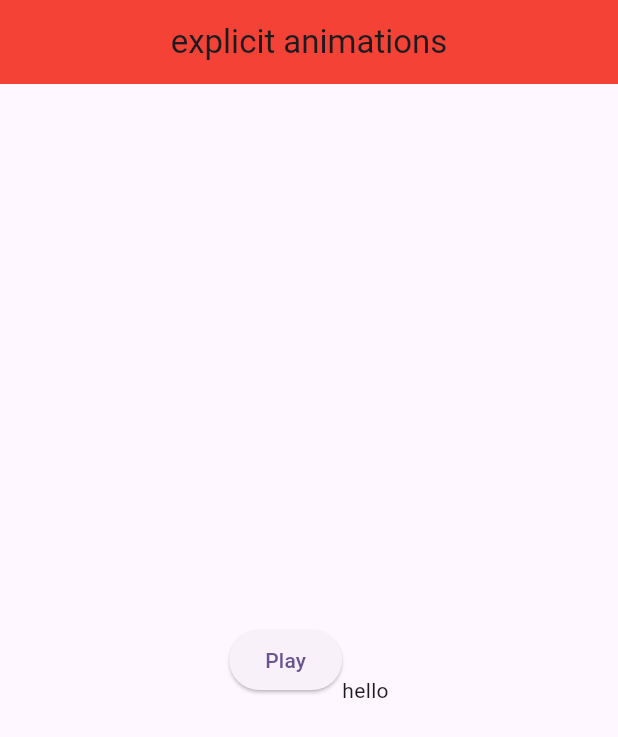
After one commit to RamonRemo/learning_animations, a Flutter app: the ExplicitAnimationsPage screen opened directly, after a tap on "Play", on a phone screen of 412 x 824 dp. The commit adds this screen. Shown: the top 737 px of the screen. Run offline on Flutter 3.47's test engine with Material 3 defaults, Android fonts, the light colour scheme and no system bars.

Commit message:
aulas 5 e 6

```diff
--- a/lib/main.dart
+++ b/lib/main.dart
@@ -32,8 +32,8 @@ class MyHomePage extends StatelessWidget {
       body: PageView(
         scrollDirection: Axis.vertical,
         children: const [
+          ExplicitAnimationsPage(),
           PersonalPage(),
-          ExplicitAnimationsPage(),
         ],
       ),
     );
--- a/lib/modules/explicit_animations/explicit_animations_module.dart
+++ b/lib/modules/explicit_animations/explicit_animations_module.dart
@@ -3,6 +3,8 @@ import 'package:learning_animations/modules/explicit_animations/pages/aula_1.dar
 import 'package:learning_animations/modules/explicit_animations/pages/aula_2.dart';
 import 'package:learning_animations/modules/explicit_animations/pages/aula_3.dart';
 import 'package:learning_animations/modules/explicit_animations/pages/aula_4.dart';
+import 'package:learning_animations/modules/explicit_animations/pages/aula_5.dart';
+import 'package:learning_animations/modules/explicit_animations/pages/aula_6.dart';
 
 class ExplicitAnimationsPage extends StatelessWidget {
   const ExplicitAnimationsPage({super.key});
@@ -18,10 +20,13 @@ class ExplicitAnimationsPage extends StatelessWidget {
         ),
         body: PageView(
           children: const [
+            SlideSomething(),
+            ScaleSomething(),
+            AnimatedBuilderExample5(),
             AnimationControllerExample4(),
+            AnimationControllerExample3(),
+            AnimationControllerExample2(),
             AnimationControllerExample1(),
-            AnimationControllerExample2(),
-            AnimationControllerExample3(),
           ],
         ),
       ),
--- /dev/null
+++ b/lib/modules/explicit_animations/pages/aula_5.dart
@@ -0,0 +1,49 @@
+import 'dart:math';
+
+import 'package:flutter/material.dart';
+
+class AnimatedBuilderExample5 extends StatefulWidget {
+  const AnimatedBuilderExample5({Key? key}) : super(key: key);
+
+  @override
+  _AnimatedBuilderExample5State createState() =>
+      _AnimatedBuilderExample5State();
+}
+
+//esse exemplo nao precisa ficar chamando setstate, e ao usar a propriedade child do animatedbuilder eh mais eficiente e performatico
+class _AnimatedBuilderExample5State extends State<AnimatedBuilderExample5>
+    with SingleTickerProviderStateMixin {
+  late AnimationController _controller;
+
+  @override
+  void initState() {
+    super.initState();
+    _controller = AnimationController(
+      vsync: this,
+      duration: const Duration(seconds: 10),
+    );
+    _controller.repeat();
+  }
+
+  @override
+  void dispose() {
+    _controller.dispose();
+    super.dispose();
+  }
+
+  @override
+  Widget build(BuildContext context) {
+    return AnimatedBuilder(
+      animation: _controller,
+      builder: (context, child) {
+        return Transform.rotate(
+          angle: _controller.value * 2 * pi,
+          child: child,
+        );
+      },
+      child: Center(
+        child: Container(color: Colors.red, width: 100, height: 100),
+      ),
+    );
+  }
+}
--- /dev/null
+++ b/lib/modules/explicit_animations/pages/aula_6.dart
@@ -0,0 +1,150 @@
+import 'package:flutter/material.dart';
+
+class ScaleSomething extends StatefulWidget {
+  const ScaleSomething({Key? key}) : super(key: key);
+
+  @override
+  _ScaleSomethingState createState() => _ScaleSomethingState();
+}
+
+class _ScaleSomethingState extends State<ScaleSomething>
+    with SingleTickerProviderStateMixin {
+  late AnimationController _controller;
+
+  @override
+  void initState() {
+    super.initState();
+    _controller = AnimationController(
+      vsync: this,
+      duration: const Duration(milliseconds: 1000),
+    );
+  }
+
+  @override
+  void dispose() {
+    _controller.dispose();
+    super.dispose();
+  }
+
+  @override
+  Widget build(BuildContext context) {
+    return Row(
+      mainAxisAlignment: MainAxisAlignment.center,
+      children: <Widget>[
+        ElevatedButton(
+          onPressed: () {
+            _controller.forward().then((value) => _controller.reverse());
+          },
+          child: const Text('Play'),
+        ),
+        ScaleSomethingWidget(
+          translation: _controller,
+          child: Container(
+            color: Colors.red,
+            width: 100,
+            height: 100,
+          ), // pass in any child widget
+        ),
+      ],
+    );
+  }
+}
+
+class ScaleSomethingWidget extends AnimatedWidget {
+  ScaleSomethingWidget({
+    Key? key,
+    required Animation<double> translation,
+    required this.child,
+  }) : super(
+          key: key,
+          listenable: Tween<double>(
+            begin: 1,
+            end: 1.2,
+          ).animate(
+            CurvedAnimation(parent: translation, curve: Curves.ease),
+          ),
+        );
+
+  final Widget child;
+
+  Animation<double> get _translation => listenable as Animation<double>;
+
+  @override
+  Widget build(BuildContext context) {
+    return ScaleTransition(
+      scale: _translation,
+      child: child,
+    );
+  }
+}
+class SlideSomething extends StatefulWidget {
+  const SlideSomething({Key? key}) : super(key: key);
+
+  @override
+  _SlideSomethingState createState() => _SlideSomethingState();
+}
+
+class _SlideSomethingState extends State<SlideSomething>
+    with SingleTickerProviderStateMixin {
+  late AnimationController _controller;
+
+  @override
+  void initState() {
+    super.initState();
+    _controller =
+        AnimationController(vsync: this, duration: const Duration(seconds: 1));
+  }
+
+  @override
+  void dispose() {
+    _controller.dispose();
+    super.dispose();
+  }
+
+  @override
+  Widget build(BuildContext context) {
+    return Row(
+      mainAxisAlignment: MainAxisAlignment.center,
+      children: <Widget>[
+        ElevatedButton(
+          onPressed: () {
+            _controller.forward(from: 0);
+          },
+          child: const Text('Play'),
+        ),
+        SlideSomethingWidget(
+          translation: _controller,
+          child: Text('hello'), // pass in any child widget
+        ),
+      ],
+    );
+  }
+}
+
+class SlideSomethingWidget extends AnimatedWidget {
+  SlideSomethingWidget({
+    Key? key,
+    required Animation<double> translation,
+    required this.child,
+  }) : super(
+          key: key,
+          listenable: Tween<Offset>(
+            begin: const Offset(0, 0),
+            end: const Offset(0, 1),
+          ).animate(
+            CurvedAnimation(parent: translation, curve: Curves.bounceOut),
+          ),
+        );
+
+  final Widget child;
+
+  Animation<Offset> get _translation => listenable as Animation<Offset>;
+
+  @override
+  Widget build(BuildContext context) {
+    return FractionalTranslation(
+      translation: _translation.value,
+      child: child,
+    );
+  }
+}
```
